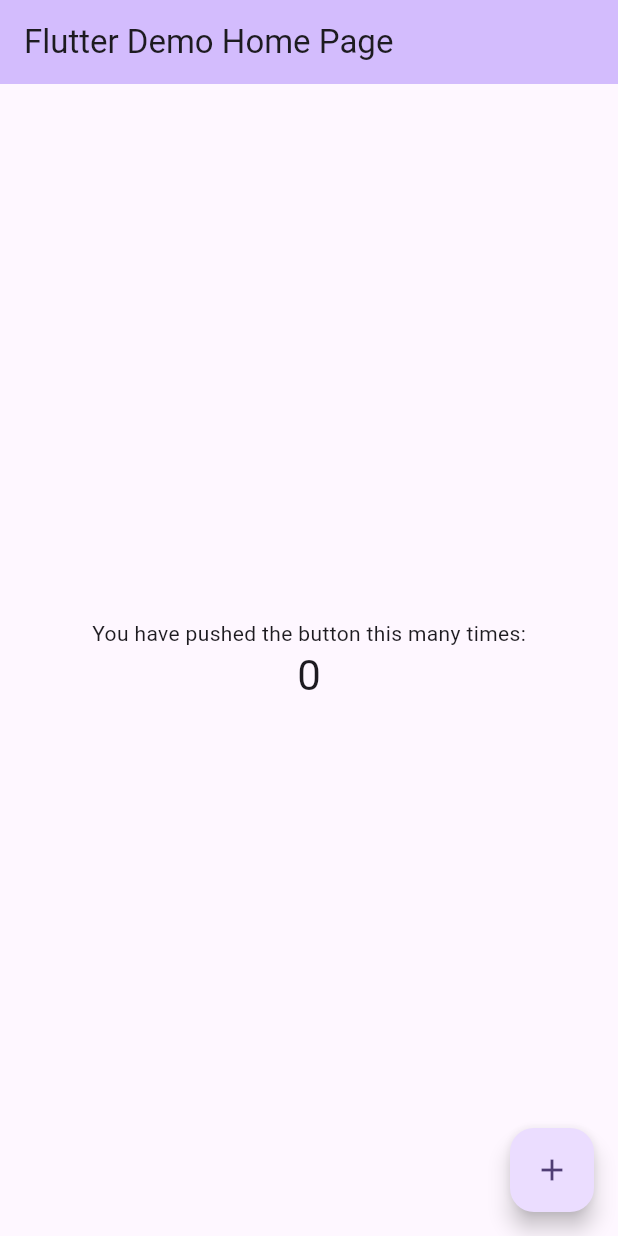
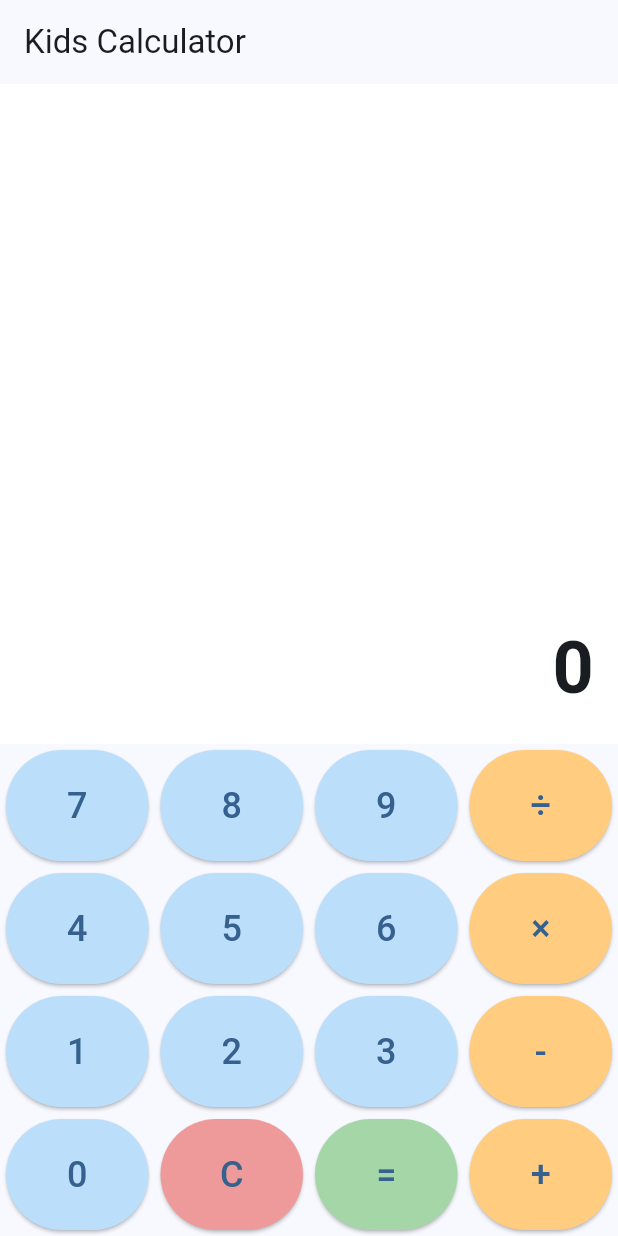
Before and after one commit to yah84h/calc_kids, a Flutter app: the screen it shows after launch, on a phone screen of 412 x 824 dp. Run offline on Flutter 3.47's test engine with Material 3 defaults, Android fonts, the phone set to English and light mode, and no system bars.

Commit message:
Fix regex for trailing zeros and document usage

```diff
--- a/lib/main.dart
+++ b/lib/main.dart
@@ -7,45 +7,21 @@
 class MyApp extends StatelessWidget {
   const MyApp({super.key});
 
-  // This widget is the root of your application.
   @override
   Widget build(BuildContext context) {
     return MaterialApp(
-      title: 'Flutter Demo',
+      title: 'Kids Calculator',
       theme: ThemeData(
-        // This is the theme of your application.
-        //
-        // TRY THIS: Try running your application with "flutter run". You'll see
-        // the application has a purple toolbar. Then, without quitting the app,
-        // try changing the seedColor in the colorScheme below to Colors.green
-        // and then invoke "hot reload" (save your changes or press the "hot
-        // reload" button in a Flutter-supported IDE, or press "r" if you used
-        // the command line to start the app).
-        //
-        // Notice that the counter didn't reset back to zero; the application
-        // state is not lost during the reload. To reset the state, use hot
-        // restart instead.
-        //
-        // This works for code too, not just values: Most code changes can be
-        // tested with just a hot reload.
-        colorScheme: ColorScheme.fromSeed(seedColor: Colors.deepPurple),
+        colorScheme: ColorScheme.fromSeed(seedColor: Colors.blue),
+        useMaterial3: true,
       ),
-      home: const MyHomePage(title: 'Flutter Demo Home Page'),
+      home: const MyHomePage(title: 'Kids Calculator'),
     );
   }
 }
 
 class MyHomePage extends StatefulWidget {
   const MyHomePage({super.key, required this.title});
-
-  // This widget is the home page of your application. It is stateful, meaning
-  // that it has a State object (defined below) that contains fields that affect
-  // how it looks.
-
-  // This class is the configuration for the state. It holds the values (in this
-  // case the title) provided by the parent (in this case the App widget) and
-  // used by the build method of the State. Fields in a Widget subclass are
-  // always marked "final".
 
   final String title;
 
@@ -54,69 +30,156 @@
 }
 
 class _MyHomePageState extends State<MyHomePage> {
-  int _counter = 0;
+  String _display = '0';
+  double? _firstOperand;
+  String _operator = '';
+  bool _shouldClear = false;
 
-  void _incrementCounter() {
+  void _onDigit(String digit) {
     setState(() {
-      // This call to setState tells the Flutter framework that something has
-      // changed in this State, which causes it to rerun the build method below
-      // so that the display can reflect the updated values. If we changed
-      // _counter without calling setState(), then the build method would not be
-      // called again, and so nothing would appear to happen.
-      _counter++;
+      if (_shouldClear || _display == '0') {
+        _display = digit;
+        _shouldClear = false;
+      } else {
+        _display += digit;
+      }
     });
+  }
+
+  void _onOperator(String op) {
+    _firstOperand = double.tryParse(_display);
+    _operator = op;
+    _shouldClear = true;
+  }
+  void _calculate() {
+    if (_firstOperand == null || _operator.isEmpty) return;
+    final secondOperand = double.tryParse(_display) ?? 0;
+    double result = 0;
+    switch (_operator) {
+      case '+':
+        result = (_firstOperand ?? 0) + secondOperand;
+        break;
+      case '-':
+        result = (_firstOperand ?? 0) - secondOperand;
+        break;
+      case '×':
+        result = (_firstOperand ?? 0) * secondOperand;
+        break;
+      case '÷':
+        result = secondOperand == 0 ? 0 : (_firstOperand ?? 0) / secondOperand;
+        break;
+    }
+    String formatted;
+    if (result.truncateToDouble() == result) {
+      formatted = result.toInt().toString();
+    } else {
+      formatted = result
+          .toString()
+          .replaceAll(RegExp(r'0+$'), '')
+          .replaceAll('.', ',');
+    }
+    setState(() {
+      _display = formatted;
+      _firstOperand = null;
+      _operator = '';
+      _shouldClear = true;
+    });
+  }
+
+  void _clear() {
+    setState(() {
+      _display = '0';
+      _firstOperand = null;
+      _operator = '';
+      _shouldClear = false;
+    });
+  }
+
+  Widget _buildButton(String text,
+      {Color? color, required VoidCallback onPressed}) {
+    return Expanded(
+      child: Padding(
+        padding: const EdgeInsets.all(4.0),
+        child: ElevatedButton(
+          style: ElevatedButton.styleFrom(
+            backgroundColor: color ?? Colors.blue.shade100,
+            padding: const EdgeInsets.symmetric(vertical: 20),
+          ),
+          onPressed: onPressed,
+          child: Text(text, style: const TextStyle(fontSize: 24)),
+        ),
+      ),
+    );
   }
 
   @override
   Widget build(BuildContext context) {
-    // This method is rerun every time setState is called, for instance as done
-    // by the _incrementCounter method above.
-    //
-    // The Flutter framework has been optimized to make rerunning build methods
-    // fast, so that you can just rebuild anything that needs updating rather
-    // than having to individually change instances of widgets.
     return Scaffold(
-      appBar: AppBar(
-        // TRY THIS: Try changing the color here to a specific color (to
-        // Colors.amber, perhaps?) and trigger a hot reload to see the AppBar
-        // change color while the other colors stay the same.
-        backgroundColor: Theme.of(context).colorScheme.inversePrimary,
-        // Here we take the value from the MyHomePage object that was created by
-        // the App.build method, and use it to set our appbar title.
-        title: Text(widget.title),
+      appBar: AppBar(title: Text(widget.title)),
+      body: Column(
+        children: [
+          Expanded(
+            child: Container(
+              alignment: Alignment.bottomRight,
+              padding: const EdgeInsets.all(16.0),
+              color: Colors.white,
+              child: Text(
+                _display,
+                style: const TextStyle(
+                  fontSize: 48,
+                  fontWeight: FontWeight.bold,
+                ),
+              ),
+            ),
+          ),
+          Column(
+            children: [
+              Row(
+                children: [
+                  _buildButton('7', onPressed: () => _onDigit('7')),
+                  _buildButton('8', onPressed: () => _onDigit('8')),
+                  _buildButton('9', onPressed: () => _onDigit('9')),
+                  _buildButton('÷',
+                      color: Colors.orange.shade200,
+                      onPressed: () => _onOperator('÷')),
+                ],
+              ),
+              Row(
+                children: [
+                  _buildButton('4', onPressed: () => _onDigit('4')),
+                  _buildButton('5', onPressed: () => _onDigit('5')),
+                  _buildButton('6', onPressed: () => _onDigit('6')),
+                  _buildButton('×',
+                      color: Colors.orange.shade200,
+                      onPressed: () => _onOperator('×')),
+                ],
+              ),
+              Row(
+                children: [
+                  _buildButton('1', onPressed: () => _onDigit('1')),
+                  _buildButton('2', onPressed: () => _onDigit('2')),
+                  _buildButton('3', onPressed: () => _onDigit('3')),
+                  _buildButton('-',
+                      color: Colors.orange.shade200,
+                      onPressed: () => _onOperator('-')),
+                ],
+              ),
+              Row(
+                children: [
+                  _buildButton('0', onPressed: () => _onDigit('0')),
+                  _buildButton('C',
+                      color: Colors.red.shade200, onPressed: _clear),
+                  _buildButton('=',
+                      color: Colors.green.shade200, onPressed: _calculate),
+                  _buildButton('+',
+                      color: Colors.orange.shade200,
+                      onPressed: () => _onOperator('+')),
+                ],
+              ),
+            ],
+          ),
+        ],
       ),
-      body: Center(
-        // Center is a layout widget. It takes a single child and positions it
-        // in the middle of the parent.
-        child: Column(
-          // Column is also a layout widget. It takes a list of children and
-          // arranges them vertically. By default, it sizes itself to fit its
-          // children horizontally, and tries to be as tall as its parent.
-          //
-          // Column has various properties to control how it sizes itself and
-          // how it positions its children. Here we use mainAxisAlignment to
-          // center the children vertically; the main axis here is the vertical
-          // axis because Columns are vertical (the cross axis would be
-          // horizontal).
-          //
-          // TRY THIS: Invoke "debug painting" (choose the "Toggle Debug Paint"
-          // action in the IDE, or press "p" in the console), to see the
-          // wireframe for each widget.
-          mainAxisAlignment: MainAxisAlignment.center,
-          children: <Widget>[
-            const Text('You have pushed the button this many times:'),
-            Text(
-              '$_counter',
-              style: Theme.of(context).textTheme.headlineMedium,
-            ),
-          ],
-        ),
-      ),
-      floatingActionButton: FloatingActionButton(
-        onPressed: _incrementCounter,
-        tooltip: 'Increment',
-        child: const Icon(Icons.add),
-      ), // This trailing comma makes auto-formatting nicer for build methods.
     );
   }
 }
```
Also changed, not shown: 2 other files.
